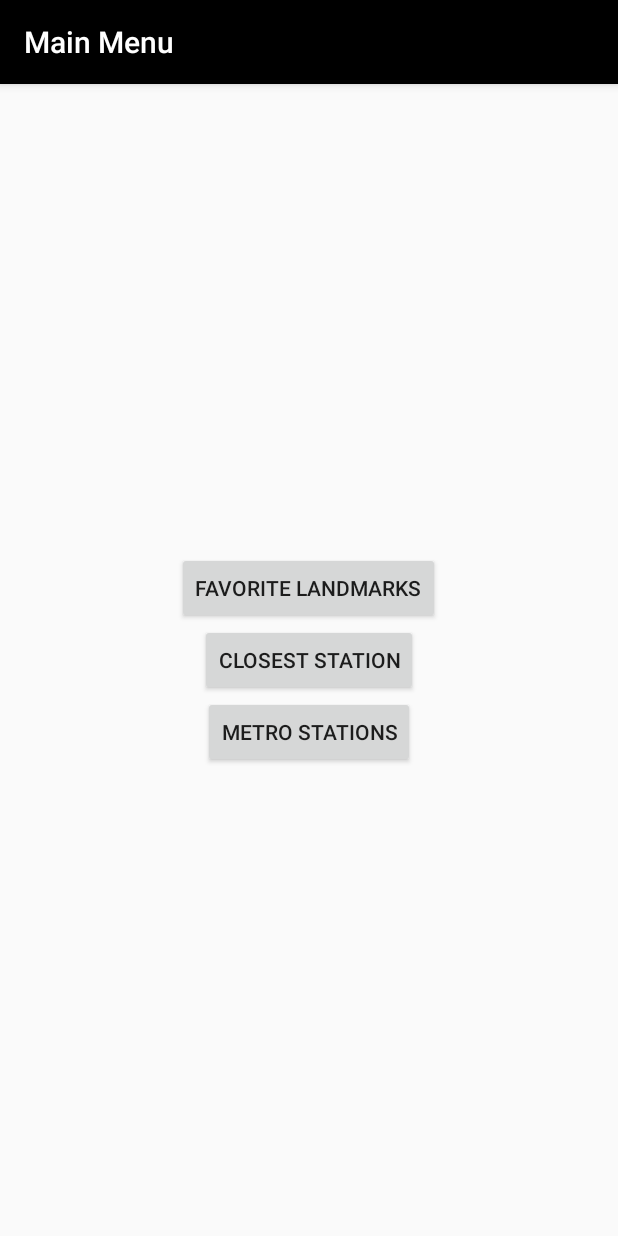
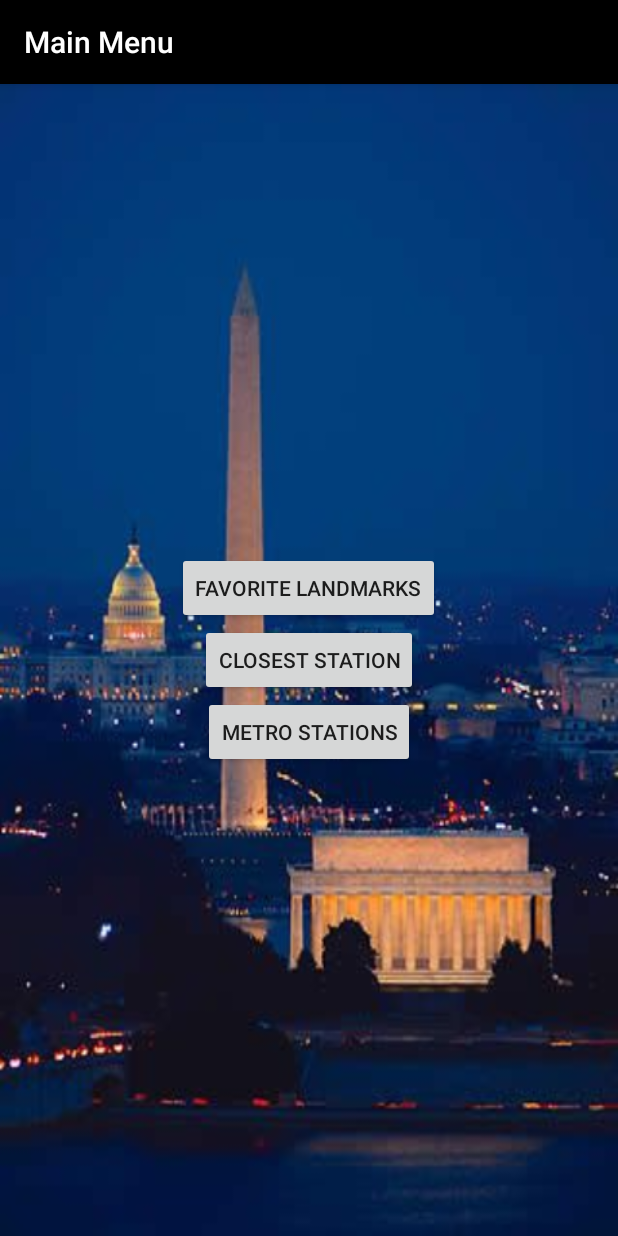
Before and after one commit to ih27/metrowalkdc, an Android app: the screen it shows after launch (MenuActivity), on a phone screen of 412 x 824 dp. Run offline under Robolectric (Android 15) with nearby library versions, the phone set to English and light mode, and no system bars.

Commit message:
main page background image

```diff
--- a/app/src/main/res/layout/activity_menu.xml
+++ b/app/src/main/res/layout/activity_menu.xml
@@ -5,6 +5,7 @@
     android:layout_height="match_parent"
     android:gravity="center_vertical|center_horizontal"
     android:orientation="vertical"
+    android:background="@drawable/img_1363"
     tools:context="co.swatisi.team.metrowalkdc.activity.MenuActivity">
 
     <Button
```
Also changed, not shown: app/src/main/res/drawable/img_1363.JPG (added).
